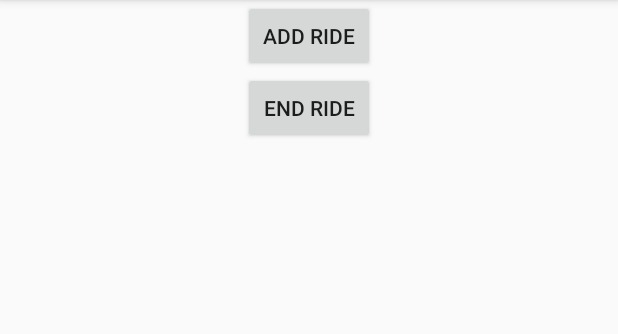
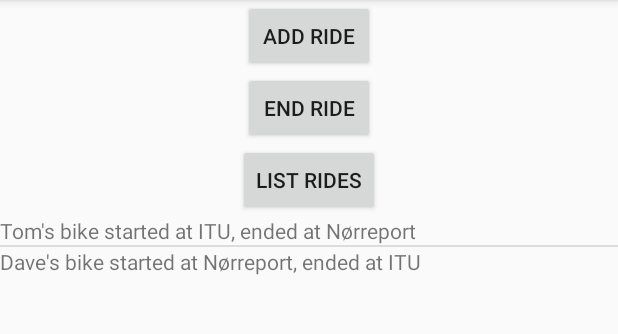
Before and after one commit to t92roberts/BikeShare, an Android app: the screen it shows after launch (BikeShareActivity), on a phone screen of 412 x 824 dp, the part 84-418 px from its top. Run offline under Robolectric (Android 15) with nearby library versions, the phone set to English and light mode, and no system bars.

```diff
--- a/app/src/main/java/com/bignerdranch/android/bikeshare/BikeShareActivity.java
+++ b/app/src/main/java/com/bignerdranch/android/bikeshare/BikeShareActivity.java
@@ -1,27 +1,31 @@
 package com.bignerdranch.android.bikeshare;
 
 import android.content.Intent;
+import android.os.Bundle;
 import android.support.v7.app.AppCompatActivity;
-import android.os.Bundle;
 import android.view.View;
+import android.widget.ArrayAdapter;
 import android.widget.Button;
-import android.widget.EditText;
-import android.widget.TextView;
-
-import org.w3c.dom.Text;
+import android.widget.ListView;
 
 public class BikeShareActivity extends AppCompatActivity {
     // GUI variables
-    private Button addRide, endRide;
+    private Button addRide, endRide, listRides;
+    private static RidesDB ridesDB;
+    private ArrayAdapter<Ride> listAdaper;
+    private ListView mainListView;
 
     @Override
     protected void onCreate(Bundle savedInstanceState) {
         super.onCreate(savedInstanceState);
         setContentView(R.layout.activity_bike_share);
 
+        ridesDB = RidesDB.get(this);
+
         // Buttons
         addRide = findViewById(R.id.navigate_add_button);
         endRide = findViewById(R.id.navigate_end_button);
+        listRides = findViewById(R.id.list_rides_button);
 
         // click event - navigate to add ride
         addRide.setOnClickListener(new View.OnClickListener() {
@@ -40,5 +44,17 @@ public class BikeShareActivity extends AppCompatActivity {
                 startActivity(intent);
             }
         });
+
+        // click event - list rides
+        listRides.setOnClickListener(new View.OnClickListener() {
+            @Override
+            public void onClick(View view) {
+                mainListView.setAdapter(listAdaper);
+            }
+        });
+
+        listAdaper = new ArrayAdapter<>(this, R.layout.list_item, ridesDB.getRidesDB());
+        mainListView = findViewById(R.id.mainListView);
+        mainListView.setAdapter(listAdaper);
     }
 }
--- a/app/src/main/java/com/bignerdranch/android/bikeshare/Ride.java
+++ b/app/src/main/java/com/bignerdranch/android/bikeshare/Ride.java
@@ -7,10 +7,10 @@ package com.bignerdranch.android.bikeshare;
 public class Ride {
     private String mBikeName, mStartRide, mEndRide;
 
-    public Ride(String name, String start) {
+    public Ride(String name, String start, String end) {
         mBikeName = name;
         mStartRide = start;
-        mEndRide = "";
+        mEndRide = end;
     }
 
     public String getBikeName() {
@@ -29,14 +29,15 @@ public class Ride {
         mStartRide = startRide;
     }
 
-    public String toString(String stage) {
-        if (stage.equals("start"))
+    public String toString() {
+        if (mStartRide.equals("") && mEndRide.equals("")) // no start or end
+            return "";
+        else if (!mStartRide.equals("") && mEndRide.equals("")) // started but not ended
             return mBikeName + " started at " + mStartRide;
-
-        if (stage.equals("end"))
-            return mBikeName + " ended at " + getEndRide();
-
-        return "Unexpected 'stage' string given to Ride toString()";
+        else if (!mStartRide.equals("") && !mEndRide.equals("")) // started and ended
+            return mBikeName + " started at " + mStartRide + ", ended at " + mEndRide;
+        else
+            return mBikeName + " end at " + mEndRide; // ended but not started (??)
     }
 
     public String getEndRide() {
--- /dev/null
+++ b/app/src/main/java/com/bignerdranch/android/bikeshare/RidesDB.java
@@ -0,0 +1,42 @@
+package com.bignerdranch.android.bikeshare;
+
+import android.content.Context;
+
+import java.util.ArrayList;
+import java.util.List;
+
+/**
+ * Created by Tom on 20/02/2018.
+ */
+
+public class RidesDB {
+    private static RidesDB sRidesDB;
+
+    public static RidesDB get(Context context) {
+        if (sRidesDB == null) sRidesDB = new RidesDB(context);
+        return sRidesDB;
+    }
+
+    private ArrayList<Ride> mAllRides;
+    private Ride mLastRide = new Ride("", "", "");
+
+    public List<Ride> getRidesDB() {
+        return mAllRides;
+    }
+
+    public void addRide(String what, String where) {
+        mAllRides.add(new Ride(what, where, ""));
+    }
+
+    public void endRide(String what, String where) {
+        mAllRides.add(new Ride(what, "", where));
+    }
+
+    private RidesDB(Context context) {
+        mAllRides = new ArrayList<>();
+
+        // Add some test rides
+        mAllRides.add(new Ride("Tom's bike", "ITU", "Nørreport"));
+        mAllRides.add(new Ride("Dave's bike", "Nørreport", "ITU"));
+    }
+}
--- a/app/src/main/res/layout/activity_bike_share.xml
+++ b/app/src/main/res/layout/activity_bike_share.xml
@@ -1,9 +1,4 @@
 <?xml version="1.0" encoding="utf-8"?>
-<LinearLayout xmlns:android="http://schemas.android.com/apk/res/android"
-    android:layout_width="match_parent"
-    android:layout_height="match_parent"
-    android:orientation="vertical">
-
 <LinearLayout xmlns:android="http://schemas.android.com/apk/res/android"
 android:layout_width="match_parent"
 android:layout_height="match_parent"
@@ -25,5 +20,18 @@
         android:layout_gravity="center"
         android:text="@string/end_ride" />
 
+    <!-- Button to list rides -->
+    <Button
+        android:id="@+id/list_rides_button"
+        android:layout_width="wrap_content"
+        android:layout_height="wrap_content"
+        android:layout_gravity="center"
+        android:text="@string/list_rides" />
+
+    <!-- List of all rides -->
+    <ListView
+        android:id="@+id/mainListView"
+        android:layout_width="match_parent"
+        android:layout_height="wrap_content"
+        android:textSize="12sp" />
 </LinearLayout>
-</LinearLayout>
--- /dev/null
+++ b/app/src/main/res/layout/list_item.xml
@@ -0,0 +1,5 @@
+<?xml version="1.0" encoding="utf-8"?>
+<TextView xmlns:android="http://schemas.android.com/apk/res/android"
+    android:id="@+id/list_item"
+    android:layout_width="match_parent"
+    android:layout_height="match_parent"/>
--- a/app/src/main/res/values/strings.xml
+++ b/app/src/main/res/values/strings.xml
@@ -6,4 +6,5 @@
     <string name="where">Where?</string>
     <string name="add_ride">Add ride</string>
     <string name="end_ride">End Ride</string>
+    <string name="list_rides">List Rides</string>
 </resources>
```
Also changed, not shown: app/src/main/java/com/bignerdranch/android/bikeshare/EndRideActivity.java (+6 -3 lines), app/src/main/java/com/bignerdranch/android/bikeshare/StartRideActivity.java (+13 -5 lines). Lines whose indentation alone changed are shown as unchanged.
